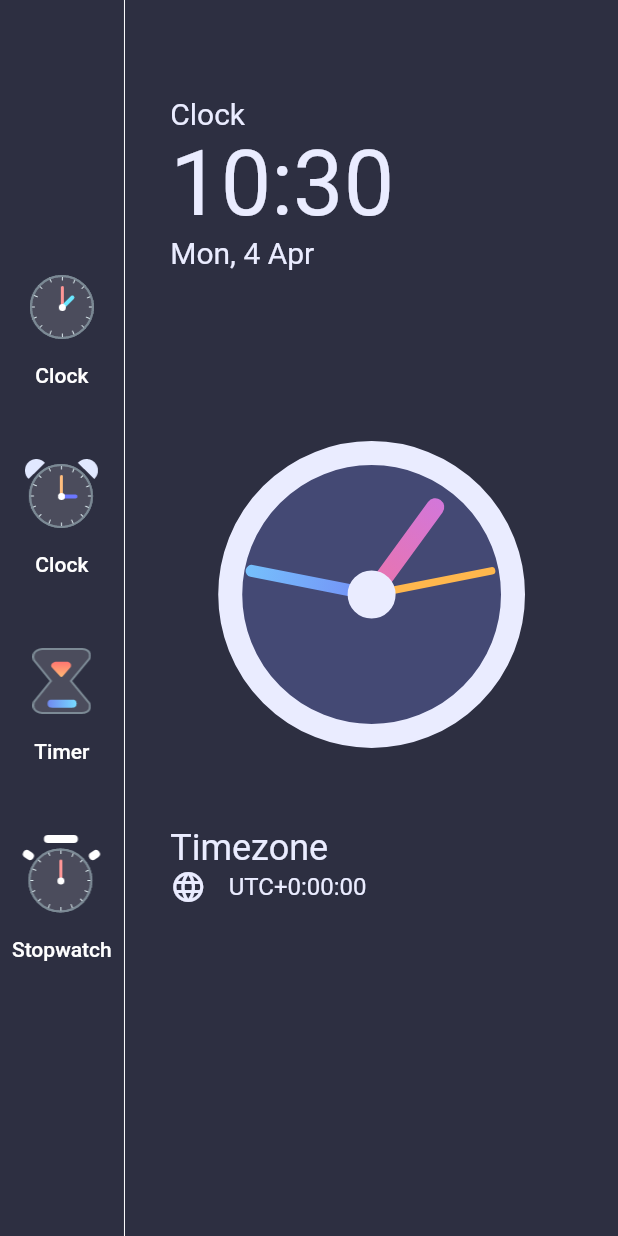
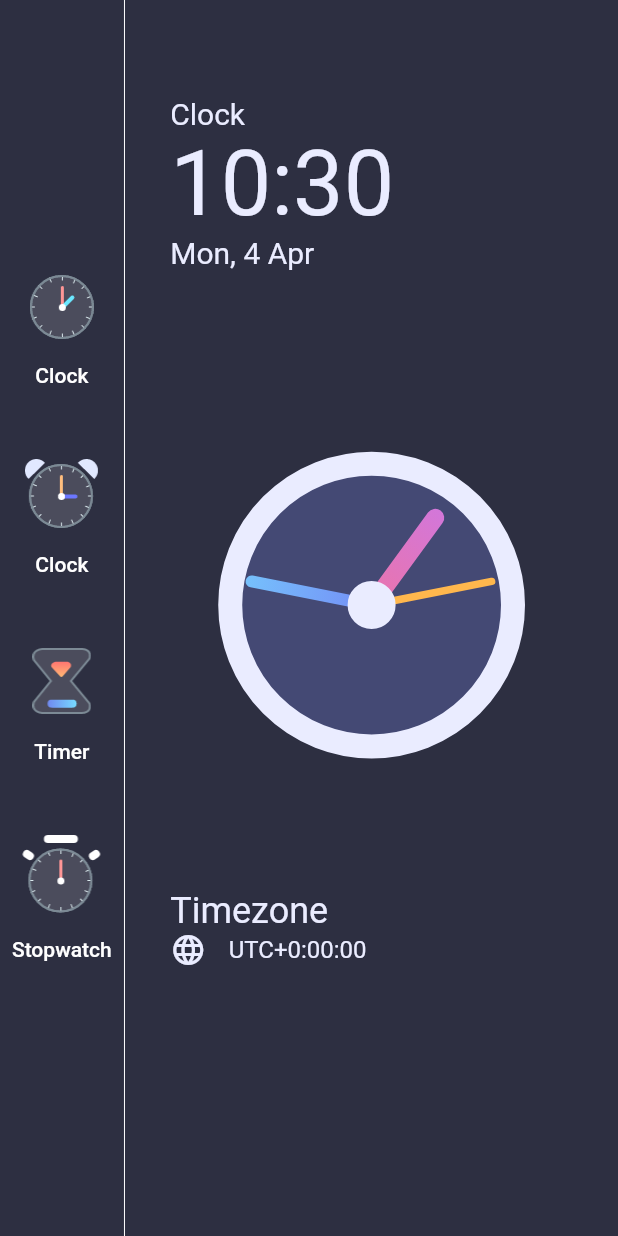
Before and after one commit to jeremyessien/clock_app, a Flutter app: the screen it shows after launch, on a phone screen of 412 x 824 dp. Run offline on Flutter 3.47's test engine with Material 2 defaults, Android fonts, the phone set to English and light mode, and no system bars.

Commit message:
Update homepage.dart

```diff
--- a/lib/homepage.dart
+++ b/lib/homepage.dart
@@ -76,7 +76,7 @@ class _HomePageState extends State<HomePage> {
                     ),
                   ),
                   Flexible(
-                    flex: 4,
+                    flex: 6,
                     fit: FlexFit.tight,
                     child: Align(
                       alignment: Alignment.center,
```
